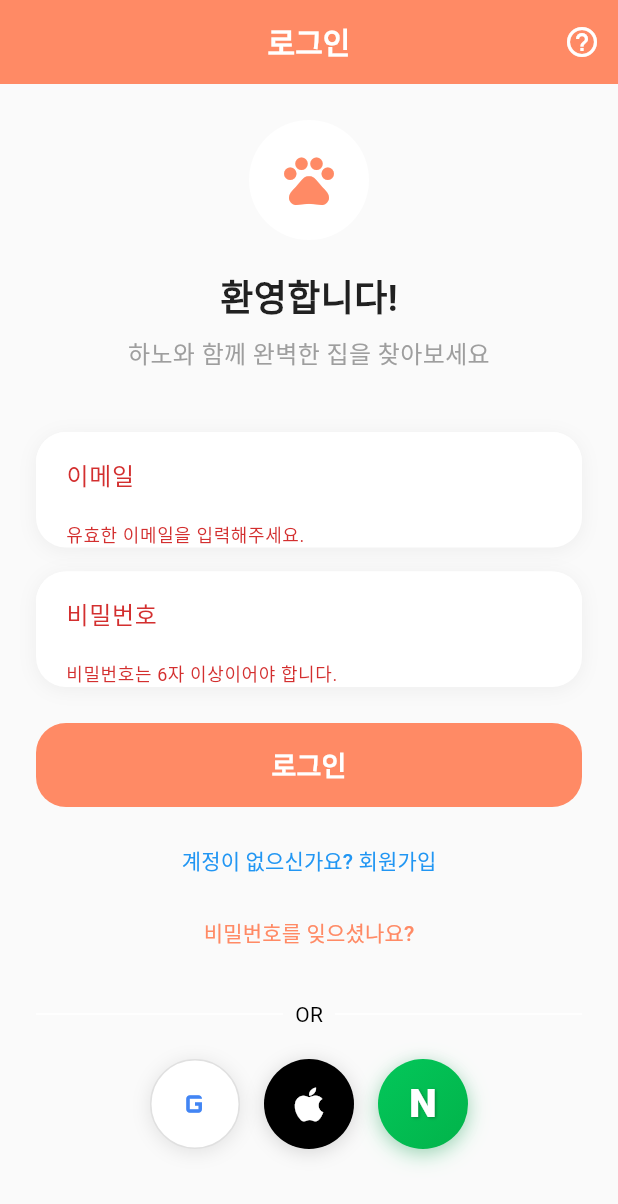
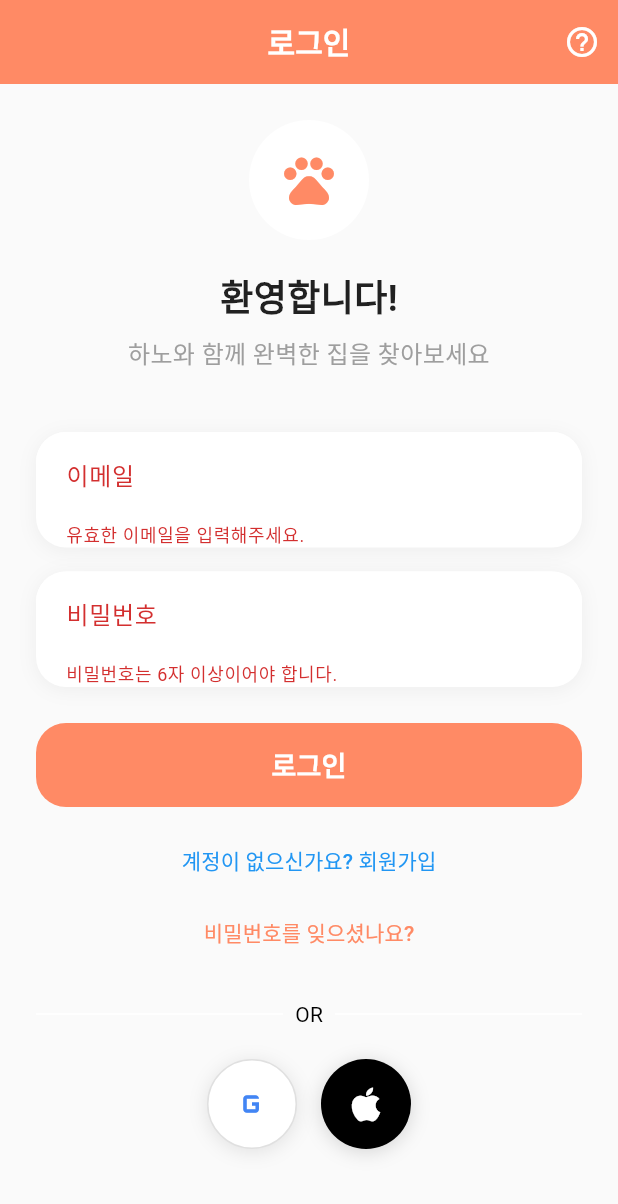
Before and after one commit to ruby400/house_note, a Flutter app: the AuthScreen screen opened by its route, after a tap on "로그인", on a phone screen of 412 x 824 dp. Shown: the top 1204 px of the screen. Run offline on Flutter 3.47's test engine with Material 3 defaults, Android fonts, the phone set to English and light mode, and no system bars; our stand-ins replace cloud_firestore, firebase_auth, firebase_core, flutter_riverpod, go_router, google_sign_in and 9 more; missing offline and left inert: flutter_naver_login, gal; accounts and stored records are empty; network calls fail; Roboto replaces fonts that are missing (Arial).

Commit message:
네이버 로그인 버튼 임시 제거 - 앱스토어 심사용 파일
- 네이버 로그인 기능이 완전히 작동하지 않아 심사 통과를 위해 임시 제거
- 네이버 로그인 버튼 UI 및 관련 메서드 제거
- 구글, 애플 로그인만 유지하여 심사 안정성 확보
- 심사 통과 후 네이버 로그인 재추가 예정

🤖 Generated with [Claude Code](https://claude.ai/code)

Co-Authored-By: Claude <noreply@anthropic.com>

```diff
--- a/lib/features/auth/views/auth_screen.dart
+++ b/lib/features/auth/views/auth_screen.dart
@@ -63,20 +63,6 @@ class _AuthScreenState extends ConsumerState<AuthScreen> {
     }
   }
 
-  Future<void> _naverSignIn() async {
-    AppLogger.d('🟢 네이버 로그인 버튼 클릭됨');
-    try {
-      final viewModel = ref.read(authViewModelProvider.notifier);
-      bool success = await viewModel.signInWithNaver();
-      AppLogger.d('🟢 네이버 로그인 결과: $success');
-      if (success && mounted) {
-        // 네이버 로그인 성공 후 카드목록 화면으로 이동
-        context.go(CardListScreen.routePath);
-      }
-    } catch (e) {
-      AppLogger.error('🟢 네이버 로그인 오류', error: e);
-    }
-  }
 
   Future<void> _appleSignIn() async {
     final viewModel = ref.read(authViewModelProvider.notifier);
@@ -367,53 +353,6 @@ class _AuthScreenState extends ConsumerState<AuthScreen> {
                                   Icons.apple,
                                   size: 30,
                                   color: Colors.white,
-                                ),
-                              ),
-                            ),
-                          ),
-                          const SizedBox(width: 16),
-                          // Naver 로그인 버튼
-                          GestureDetector(
-                            onTap: authState.isLoading ? null : _naverSignIn,
-                            child: Container(
-                              width: 60,
-                              height: 60,
-                              decoration: BoxDecoration(
-                                gradient: const LinearGradient(
-                                  colors: [Color(0xFF03C75A), Color(0xFF02B34A)],
-                                  begin: Alignment.topLeft,
-                                  end: Alignment.bottomRight,
-                                ),
-                                shape: BoxShape.circle,
-                                boxShadow: [
-                                  BoxShadow(
-                                    color: const Color(0xFF03C75A).withValues(alpha: 0.3),
-                                    blurRadius: 12,
-                                    offset: const Offset(0, 4),
-                                  ),
-                                  BoxShadow(
-                                    color: Colors.black.withValues(alpha: 0.1),
-                                    blurRadius: 8,
-                                    offset: const Offset(0, 2),
-                                  ),
-                                ],
-                              ),
-                              child: const Center(
-                                child: Text(
-                                  'N',
-                                  style: TextStyle(
-                                    color: Colors.white,
-                                    fontSize: 26,
-                                    fontWeight: FontWeight.w900,
-                                    fontFamily: 'Arial',
-                                    shadows: [
-                                      Shadow(
-                                        color: Colors.black26,
-                                        offset: Offset(1, 1),
-                                        blurRadius: 2,
-                                      ),
-                                    ],
-                                  ),
                                 ),
                               ),
                             ),
```
